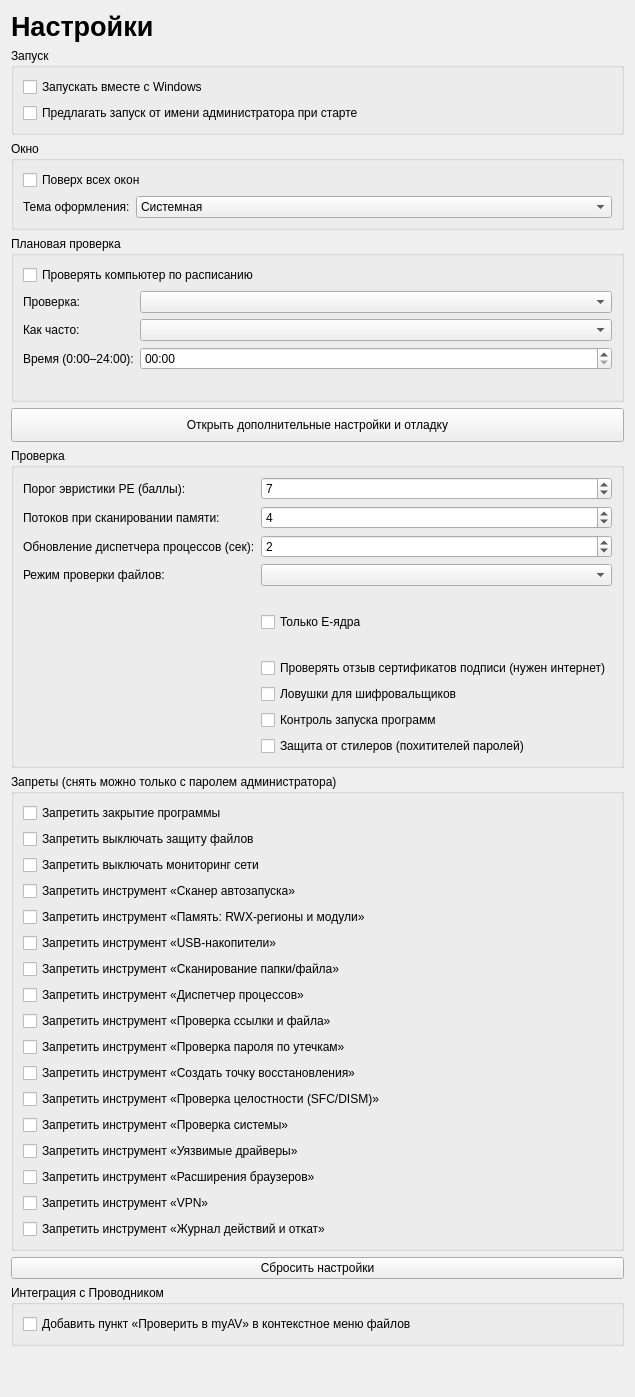
Qt form ui/designer/settings_page.ui (UnLuck000/school_project) before a commit.
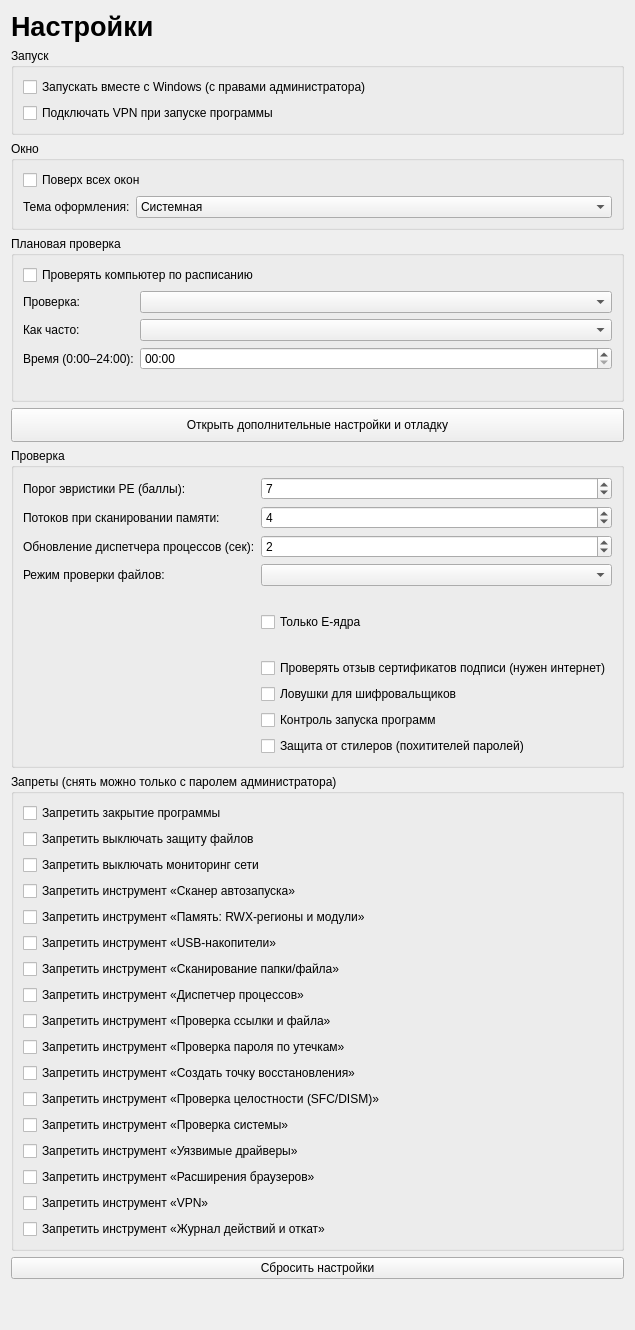
The same form after that commit.

What changed in the file:
```diff
--- a/ui/designer/settings_page.ui
+++ b/ui/designer/settings_page.ui
@@ -13,8 +13,8 @@
     <widget class="QGroupBox" name="groupStartup">
      <property name="title"><string>Запуск</string></property>
      <layout class="QVBoxLayout" name="layoutStartup">
-      <item><widget class="QCheckBox" name="chkAutostart"><property name="text"><string>Запускать вместе с Windows</string></property></widget></item>
-      <item><widget class="QCheckBox" name="chkAskAdmin"><property name="text"><string>Предлагать запуск от имени администратора при старте</string></property></widget></item>
+      <item><widget class="QCheckBox" name="chkAutostart"><property name="toolTip"><string>Задание планировщика Windows при входе в систему, с наивысшими правами: программа запускается от администратора без окна UAC. Создать или убрать задание можно только из программы, запущенной от администратора.</string></property><property name="text"><string>Запускать вместе с Windows (с правами администратора)</string></property></widget></item>
+      <item><widget class="QCheckBox" name="chkVpnAutostart"><property name="toolTip"><string>При запуске программы VPN подключается к профилю, отмеченному «Профиль для автоподключения» в окне VPN. Если инструмент «VPN» запрещён, подключения не будет.</string></property><property name="text"><string>Подключать VPN при запуске программы</string></property></widget></item>
      </layout>
     </widget>
    </item>
@@ -107,14 +107,6 @@
      <property name="text"><string>Сбросить настройки</string></property>
     </widget>
    </item>
-   <item>
-    <widget class="QGroupBox" name="groupExplorer">
-     <property name="title"><string>Интеграция с Проводником</string></property>
-     <layout class="QVBoxLayout" name="layoutExplorer">
-      <item><widget class="QCheckBox" name="chkExplorerMenu"><property name="toolTip"><string>Пункт «Проверить в myAV» появится в меню правой кнопки мыши для файлов. В Windows 11 он находится в «Показать дополнительные параметры» (или Shift+правая кнопка).</string></property><property name="text"><string>Добавить пункт «Проверить в myAV» в контекстное меню файлов</string></property></widget></item>
-     </layout>
-    </widget>
-   </item>
    <item>
     <spacer name="verticalSpacer"><property name="orientation"><enum>Qt::Vertical</enum></property><property name="sizeHint" stdset="0"><size><width>20</width><height>40</height></size></property></spacer>
    </item>
```
